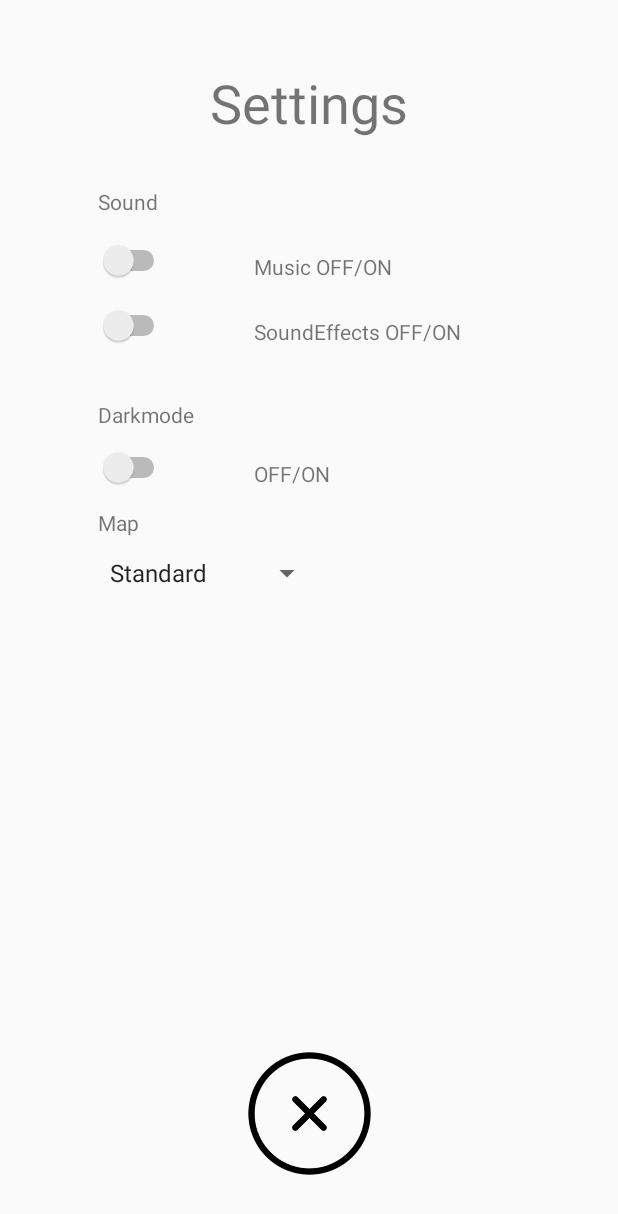
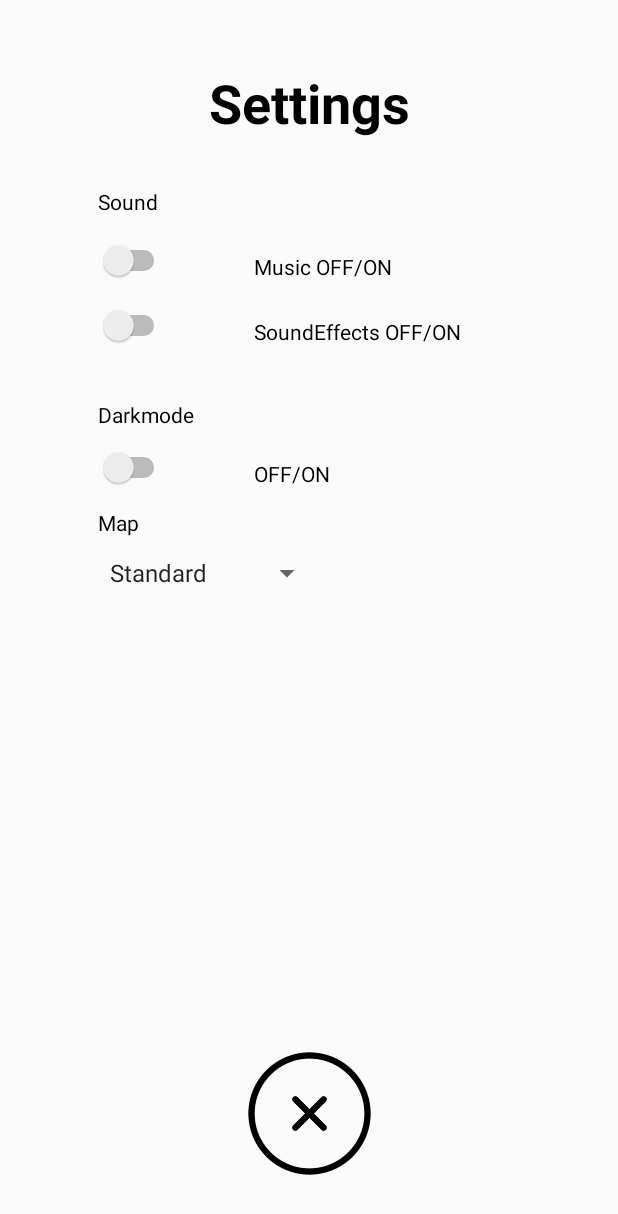
Before and after one commit to timorickli/MobileAppPaketdienst, an Android app: the SettingActivity screen opened directly, with no data from a screen before it, on a phone screen of 412 x 824 dp. Shown: the top 1214 px of the screen. Run offline under Robolectric (Android 15) with nearby library versions, the phone set to English and light mode, and no system bars.

Commit message:
Icon App

```diff
--- a/app/src/main/res/layout/activity_setting.xml
+++ b/app/src/main/res/layout/activity_setting.xml
@@ -23,6 +23,9 @@
         app:layout_constraintTop_toBottomOf="@+id/settingMusic" />
 
     <TextView
+        android:textColor="#000"
+        android:textIsSelectable="false"
+        android:textStyle="bold"
         android:id="@+id/textView"
         android:layout_width="wrap_content"
         android:layout_height="wrap_content"
@@ -43,6 +46,7 @@
         app:layout_constraintTop_toBottomOf="@+id/textView8" />
 
     <TextView
+        android:textColor="@android:color/black"
         android:id="@+id/textView8"
         android:layout_width="wrap_content"
         android:layout_height="wrap_content"
@@ -52,6 +56,7 @@
         app:layout_constraintTop_toBottomOf="@+id/settingMusicEffects" />
 
     <TextView
+        android:textColor="@android:color/black"
         android:id="@+id/textView4"
         android:layout_width="wrap_content"
         android:layout_height="wrap_content"
@@ -61,6 +66,7 @@
         app:layout_constraintTop_toBottomOf="@+id/settingMusicEffects" />
 
     <TextView
+        android:textColor="@android:color/black"
         android:id="@+id/textView9"
         android:layout_width="wrap_content"
         android:layout_height="wrap_content"
@@ -69,6 +75,7 @@
         app:layout_constraintStart_toStartOf="@+id/textView11" />
 
     <TextView
+        android:textColor="@android:color/black"
         android:id="@+id/textView10"
         android:layout_width="wrap_content"
         android:layout_height="wrap_content"
@@ -82,6 +89,7 @@
         app:layout_constraintVertical_bias="0.0" />
 
     <TextView
+        android:textColor="@android:color/black"
         android:id="@+id/textView11"
         android:layout_width="wrap_content"
         android:layout_height="wrap_content"
@@ -94,6 +102,7 @@
         android:layout_width="wrap_content"
         android:layout_height="wrap_content"
         android:text="@string/settingMusic"
+        android:textColor="@android:color/black"
         app:layout_constraintBottom_toBottomOf="@+id/settingMusic"
         app:layout_constraintEnd_toEndOf="parent"
         app:layout_constraintHorizontal_bias="0.27"
--- a/app/src/main/res/layout/activity_shop.xml
+++ b/app/src/main/res/layout/activity_shop.xml
@@ -19,6 +19,9 @@
         app:layout_constraintTop_toBottomOf="@+id/itemPic1" />
 
     <TextView
+        android:textColor="#000"
+        android:textIsSelectable="false"
+        android:textStyle="bold"
         android:id="@+id/textView4"
         android:layout_width="wrap_content"
         android:layout_height="wrap_content"
```
Also changed, not shown: 1 other file.
